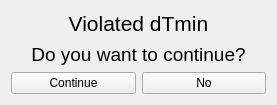
Old version of the form interface/dtmin.ui in the repository CarlosTadeuVassoler/MPinch.
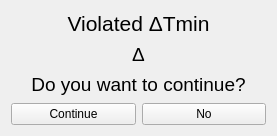
New version of the form.

Patch:
```diff
--- a/interface/dtmin.ui
+++ b/interface/dtmin.ui
@@ -7,7 +7,7 @@
     <x>0</x>
     <y>0</y>
     <width>277</width>
-    <height>105</height>
+    <height>136</height>
    </rect>
   </property>
   <property name="windowTitle">
@@ -24,7 +24,22 @@
         </font>
        </property>
        <property name="text">
-        <string>Violated dTmin</string>
+        <string>Violated ΔTmin</string>
+       </property>
+       <property name="alignment">
+        <set>Qt::AlignCenter</set>
+       </property>
+      </widget>
+     </item>
+     <item>
+      <widget class="QLabel" name="label_3">
+       <property name="font">
+        <font>
+         <pointsize>14</pointsize>
+        </font>
+       </property>
+       <property name="text">
+        <string>Δ</string>
        </property>
        <property name="alignment">
         <set>Qt::AlignCenter</set>
```
